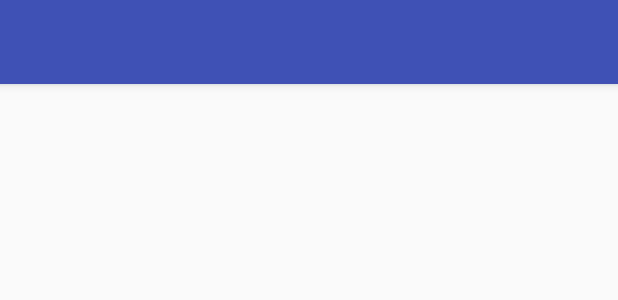
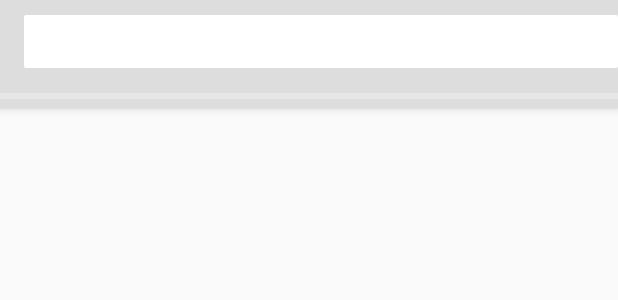
Before and after one commit to SamClercky/DyxiBrowser, an Android app: the layout activity_main.xml on its own in the app's theme, with its tools: preview values and no code run, on a phone screen of 412 x 824 dp. Shown: the top 300 px of the screen. Run offline under Robolectric (Android 15) with nearby library versions, the phone set to English and light mode, and no system bars.

Commit message:
new style

```diff
--- a/app/build.gradle
+++ b/app/build.gradle
@@ -17,6 +17,8 @@ android {
             proguardFiles getDefaultProguardFile('proguard-android.txt'), 'proguard-rules.pro'
         }
     }
+    productFlavors {
+    }
 }
 
 dependencies {
--- /dev/null
+++ b/app/src/main/res/drawable/searchbar.xml
@@ -0,0 +1,7 @@
+<?xml version="1.0" encoding="utf-8"?>
+<shape xmlns:android="http://schemas.android.com/apk/res/android"
+    android:shape="rectangle">
+    <solid android:color="#ffffff" />
+    <corners
+        android:radius="1dp" />
+</shape>
--- a/app/src/main/res/layout/app_bar_main.xml
+++ b/app/src/main/res/layout/app_bar_main.xml
@@ -1,5 +1,5 @@
 <?xml version="1.0" encoding="utf-8"?>
-<android.support.constraint.ConstraintLayout xmlns:android="http://schemas.android.com/apk/res/android"
+<android.support.design.widget.CoordinatorLayout xmlns:android="http://schemas.android.com/apk/res/android"
     xmlns:app="http://schemas.android.com/apk/res-auto"
     xmlns:tools="http://schemas.android.com/tools"
     android:layout_width="match_parent"
@@ -7,36 +7,52 @@
     tools:context="clercky.be.dyxibrowser.MainActivity">
 
     <android.support.design.widget.AppBarLayout
-        android:layout_width="0dp"
+        android:id="@+id/appBarLayout"
+        android:layout_width="match_parent"
         android:layout_height="wrap_content"
         android:theme="@style/Theme.noTitle.AppBarOverlay"
         app:layout_constraintLeft_toLeftOf="parent"
         app:layout_constraintRight_toRightOf="parent"
-        tools:layout_editor_absoluteY="0dp"
-        android:id="@+id/appBarLayout">
+        tools:layout_editor_absoluteY="0dp">
 
         <android.support.v7.widget.Toolbar
             android:id="@+id/toolbar"
             android:layout_width="match_parent"
             android:layout_height="?attr/actionBarSize"
             android:background="?attr/colorPrimary"
-            app:popupTheme="@style/Theme.noTitle.PopupOverlay" />
+            app:layout_scrollFlags="scroll|enterAlways|snap"
+            app:popupTheme="@style/Theme.noTitle.PopupOverlay">
+            <EditText
+                style="@style/Searchbar"
+                android:id="@+id/search_bar"/>
+        </android.support.v7.widget.Toolbar>
+
+        <ProgressBar
+            android:id="@+id/loaddBar"
+            style="?android:attr/progressBarStyleHorizontal"
+            android:layout_width="match_parent"
+            android:layout_height="wrap_content" />
 
     </android.support.design.widget.AppBarLayout>
 
+    <android.support.v4.widget.NestedScrollView
+    android:layout_width="match_parent"
+    android:layout_height="match_parent"
+    app:layout_behavior="@string/appbar_scrolling_view_behavior">
             <FrameLayout
                 android:id="@+id/fragmentContainter"
                 android:layout_width="match_parent"
                 android:layout_height="match_parent"
+                android:layout_marginBottom="0dp"
+                android:layout_marginLeft="8dp"
+                android:layout_marginRight="8dp"
+                android:layout_marginTop="0dp"
+                app:layout_constraintBottom_toBottomOf="parent"
                 app:layout_constraintLeft_toLeftOf="parent"
                 app:layout_constraintRight_toRightOf="parent"
-        android:layout_marginTop="0dp"
-        app:layout_constraintTop_toBottomOf="@+id/appBarLayout"
-        app:layout_constraintBottom_toBottomOf="parent"
-        android:layout_marginBottom="0dp"
-        android:layout_marginLeft="8dp"
-        android:layout_marginRight="8dp">
+                app:layout_constraintTop_toBottomOf="parent"
+                tools:layout_gravity="bottom">
 
             </FrameLayout>
-
-</android.support.constraint.ConstraintLayout>
+    </android.support.v4.widget.NestedScrollView>
+</android.support.design.widget.CoordinatorLayout>
--- a/app/src/main/res/values/colors.xml
+++ b/app/src/main/res/values/colors.xml
@@ -1,6 +1,7 @@
 <?xml version="1.0" encoding="utf-8"?>
 <resources>
-    <color name="colorPrimary">#3F51B5</color>
-    <color name="colorPrimaryDark">#303F9F</color>
-    <color name="colorAccent">#FF4081</color>
+    <color name="colorPrimary">#dddddd</color>
+    <color name="colorPrimaryDark">#444444</color>
+    <color name="colorAccent">#00aeff</color>
+    <color name="background">#ffffff</color>
 </resources>
--- a/app/src/main/res/values/strings.xml
+++ b/app/src/main/res/values/strings.xml
@@ -4,14 +4,14 @@
 
     <string name="fa_arrow_circle_o_right">&#xf18e;</string>
     <string name="fa_arrow_circle_o_left">&#xf190;</string>
-    <string name="title_activity_main">MainActivity</string>
+    <string name="title_activity_main">Dyxi Browser</string>
 
     <string name="navigation_drawer_open">Open navigation drawer</string>
     <string name="navigation_drawer_close">Close navigation drawer</string>
 
     <string name="action_settings">Settings</string>
 
-    <string name="txt_overons">Over ons</string>
+    <string name="txt_overons">Over</string>
 
     <!-- TODO: Remove or change this placeholder text -->
     <string name="hello_blank_fragment">Hello blank fragment</string>
--- a/app/src/main/res/values/styles.xml
+++ b/app/src/main/res/values/styles.xml
@@ -1,22 +1,44 @@
 <resources>
 
-    <!-- Base application theme. -->
+    <!-- Base application theme.
     <style name="AppTheme" parent="Theme.AppCompat.Light">
-        <!-- Customize your theme here. -->
         <item name="colorPrimary">@color/colorPrimary</item>
         <item name="colorPrimaryDark">@color/colorPrimaryDark</item>
         <item name="colorAccent">@color/colorAccent</item>
-    </style>
+    </style>-->
 
     <style name="Theme.noTitle" parent="Theme.AppCompat.Light.NoActionBar">
         <item name="android:windowNoTitle">true</item>
         <item name="colorPrimary">@color/colorPrimary</item>
         <item name="colorPrimaryDark">@color/colorPrimaryDark</item>
         <item name="colorAccent">@color/colorAccent</item>
+
+        <item name="drawerArrowStyle">@style/DrawerArrowStyle</item>
+        <item name="actionOverflowButtonStyle">@style/Overflow</item>
+
     </style>
 
     <style name="Theme.noTitle.AppBarOverlay" parent="ThemeOverlay.AppCompat.Dark.ActionBar" />
 
     <style name="Theme.noTitle.PopupOverlay" parent="ThemeOverlay.AppCompat.Light" />
 
+    <style name="Searchbar" parent="Widget.AppCompat.EditText">
+        <item name="android:background">@drawable/searchbar</item>
+        <item name="android:layout_height">wrap_content</item>
+        <item name="android:ems">10</item>
+        <item name="android:layout_width">match_parent</item>
+        <item name="android:padding">5dp</item>
+        <item name="android:textColor">@color/colorPrimaryDark</item>
+        <item name="android:inputType">textAutoComplete</item>
+        <item name="android:lines">1</item>
+        <item name="android:selectAllOnFocus">true</item>
+    </style>
+
+    <style name="DrawerArrowStyle" parent="Widget.AppCompat.DrawerArrowToggle">
+        <item name="spinBars">true</item>
+        <item name="color">@color/colorPrimaryDark</item>
+    </style>
+    <style name="Overflow" parent="@style/Widget.AppCompat.Light.ActionButton.Overflow">
+        <item name="android:tint">@color/colorPrimaryDark</item>
+    </style>
 </resources>
```
Also changed, not shown: app/src/main/java/clercky/be/dyxibrowser/MainActivity.java (+28 -1 lines), app/src/main/java/clercky/be/dyxibrowser/WebViewManager.java (+35 -1 lines), app/src/main/java/clercky/be/dyxibrowser/fragments/MainBrowserFragment.java (+21 -21 lines), app/src/main/res/layout/activity_main_browser.xml (+11 -9 lines). Lines whose indentation alone changed are shown as unchanged.
